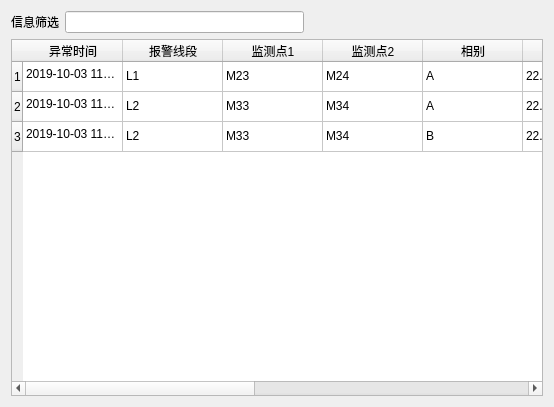
Qt form AlarmConfigDlg.ui (wanlong1215/test) before a commit.
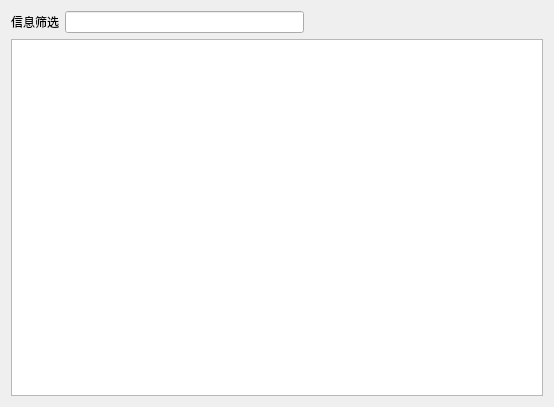
The same form after that commit.

The edit to the form file:
```diff
--- a/AlarmConfigDlg.ui
+++ b/AlarmConfigDlg.ui
@@ -42,243 +42,7 @@
     </layout>
    </item>
    <item>
-    <widget class="QTableWidget" name="tableWidget">
-     <row>
-      <property name="text">
-       <string>1</string>
-      </property>
-     </row>
-     <row>
-      <property name="text">
-       <string>2</string>
-      </property>
-     </row>
-     <row>
-      <property name="text">
-       <string>3</string>
-      </property>
-     </row>
-     <column>
-      <property name="text">
-       <string>异常时间</string>
-      </property>
-     </column>
-     <column>
-      <property name="text">
-       <string>报警线段</string>
-      </property>
-     </column>
-     <column>
-      <property name="text">
-       <string>监测点1</string>
-      </property>
-     </column>
-     <column>
-      <property name="text">
-       <string>监测点2</string>
-      </property>
-     </column>
-     <column>
-      <property name="text">
-       <string>相别</string>
-      </property>
-     </column>
-     <column>
-      <property name="text">
-       <string>电流值1</string>
-      </property>
-     </column>
-     <column>
-      <property name="text">
-       <string>电流值2</string>
-      </property>
-     </column>
-     <column>
-      <property name="text">
-       <string>接警员名字</string>
-      </property>
-     </column>
-     <column>
-      <property name="text">
-       <string>报警信息</string>
-      </property>
-     </column>
-     <column>
-      <property name="text">
-       <string>发送时间</string>
-      </property>
-     </column>
-     <column>
-      <property name="text">
-       <string>推送状态</string>
-      </property>
-     </column>
-     <item row="0" column="0">
-      <property name="text">
-       <string>2019-10-03 11：21</string>
-      </property>
-     </item>
-     <item row="0" column="1">
-      <property name="text">
-       <string>L1</string>
-      </property>
-     </item>
-     <item row="0" column="2">
-      <property name="text">
-       <string>M23</string>
-      </property>
-     </item>
-     <item row="0" column="3">
-      <property name="text">
-       <string>M24</string>
-      </property>
-     </item>
-     <item row="0" column="4">
-      <property name="text">
-       <string>A</string>
-      </property>
-     </item>
-     <item row="0" column="5">
-      <property name="text">
-       <string>22.5</string>
-      </property>
-     </item>
-     <item row="0" column="6">
-      <property name="text">
-       <string>20</string>
-      </property>
-     </item>
-     <item row="0" column="7">
-      <property name="text">
-       <string>李四</string>
-      </property>
-     </item>
-     <item row="0" column="8">
-      <property name="text">
-       <string>L1-M23 A相发生窃电，请尽快排查</string>
-      </property>
-     </item>
-     <item row="0" column="9">
-      <property name="text">
-       <string>2019-10-03 11：21</string>
-      </property>
-     </item>
-     <item row="0" column="10">
-      <property name="text">
-       <string>已发送</string>
-      </property>
-     </item>
-     <item row="1" column="0">
-      <property name="text">
-       <string>2019-10-03 11：21</string>
-      </property>
-     </item>
-     <item row="1" column="1">
-      <property name="text">
-       <string>L2</string>
-      </property>
-     </item>
-     <item row="1" column="2">
-      <property name="text">
-       <string>M33</string>
-      </property>
-     </item>
-     <item row="1" column="3">
-      <property name="text">
-       <string>M34</string>
-      </property>
-     </item>
-     <item row="1" column="4">
-      <property name="text">
-       <string>A</string>
-      </property>
-     </item>
-     <item row="1" column="5">
-      <property name="text">
-       <string>22.3</string>
-      </property>
-     </item>
-     <item row="1" column="6">
-      <property name="text">
-       <string>18</string>
-      </property>
-     </item>
-     <item row="1" column="7">
-      <property name="text">
-       <string>张三</string>
-      </property>
-     </item>
-     <item row="1" column="8">
-      <property name="text">
-       <string>L2-M33 A相发生窃电，请尽快排查</string>
-      </property>
-     </item>
-     <item row="1" column="9">
-      <property name="text">
-       <string>2019-10-03 11：21</string>
-      </property>
-     </item>
-     <item row="1" column="10">
-      <property name="text">
-       <string>已发送</string>
-      </property>
-     </item>
-     <item row="2" column="0">
-      <property name="text">
-       <string>2019-10-03 11：21</string>
-      </property>
-     </item>
-     <item row="2" column="1">
-      <property name="text">
-       <string>L2</string>
-      </property>
-     </item>
-     <item row="2" column="2">
-      <property name="text">
-       <string>M33</string>
-      </property>
-     </item>
-     <item row="2" column="3">
-      <property name="text">
-       <string>M34</string>
-      </property>
-     </item>
-     <item row="2" column="4">
-      <property name="text">
-       <string>B</string>
-      </property>
-     </item>
-     <item row="2" column="5">
-      <property name="text">
-       <string>22.9</string>
-      </property>
-     </item>
-     <item row="2" column="6">
-      <property name="text">
-       <string>20.1</string>
-      </property>
-     </item>
-     <item row="2" column="7">
-      <property name="text">
-       <string>张三</string>
-      </property>
-     </item>
-     <item row="2" column="8">
-      <property name="text">
-       <string>L2-M33 A相发生窃电，请尽快排查</string>
-      </property>
-     </item>
-     <item row="2" column="9">
-      <property name="text">
-       <string>2019-10-03 11：21</string>
-      </property>
-     </item>
-     <item row="2" column="10">
-      <property name="text">
-       <string>已发送</string>
-      </property>
-     </item>
-    </widget>
+    <widget class="QTableWidget" name="tableWidget"/>
    </item>
   </layout>
  </widget>
```
